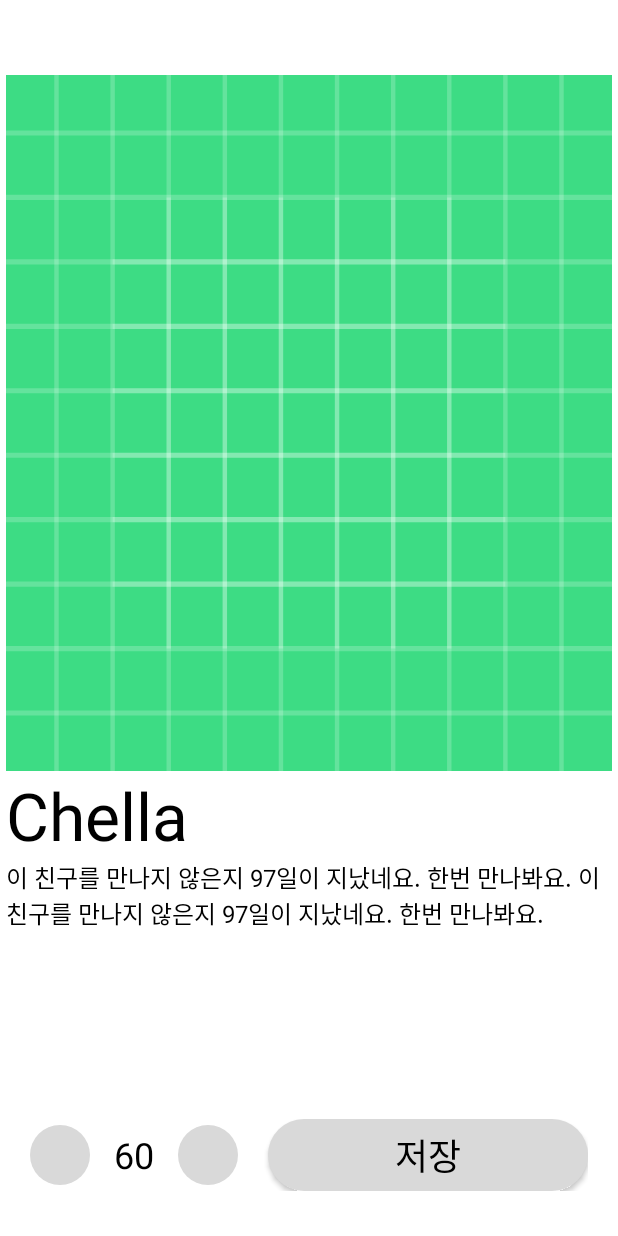
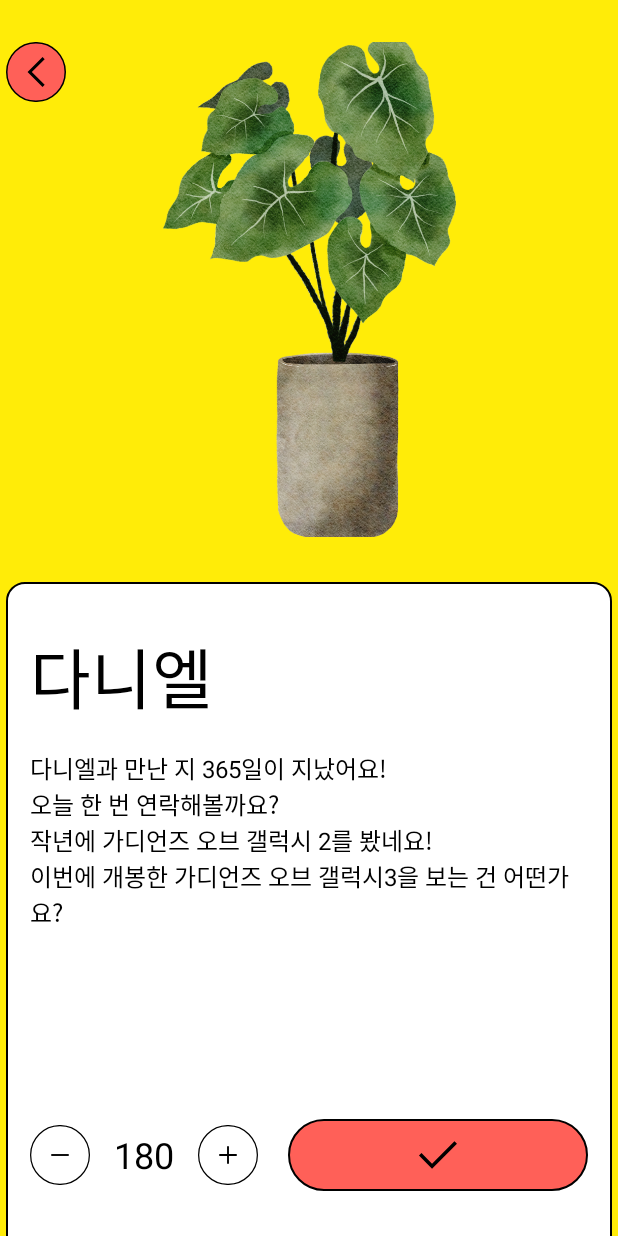
Before and after one commit to nahy-512/neo_Android, an Android app: the FriendsDetailActivity screen opened directly, with no data from a screen before it, on a phone screen of 412 x 824 dp. Run offline under Robolectric (Android 15) with nearby library versions, the phone set to English and light mode, and no system bars; our stand-ins replace data binding.

Commit message:
feat: 친구 상세 화면 디자인 반영

```diff
--- /dev/null
+++ b/app/src/main/res/drawable/bg_friend_detail_content.xml
@@ -0,0 +1,9 @@
+<?xml version="1.0" encoding="utf-8"?>
+<shape android:shape="rectangle"
+    xmlns:android="http://schemas.android.com/apk/res/android">
+
+    <corners android:radius="12dp" />
+    <stroke android:width="1dp"
+        android:color="@color/black"/>
+    <solid android:color="@color/white"/>
+</shape>
--- /dev/null
+++ b/app/src/main/res/drawable/bg_save_btn.xml
@@ -0,0 +1,9 @@
+<?xml version="1.0" encoding="utf-8"?>
+<shape xmlns:android="http://schemas.android.com/apk/res/android"
+    android:shape="rectangle">
+    <stroke
+        android:width="1dp"
+        android:color="@color/black"/>
+    <solid android:color="@color/main_red" />
+    <corners android:radius="30dp" />
+</shape>
--- a/app/src/main/res/drawable/ic_plus.xml
+++ b/app/src/main/res/drawable/ic_check.xml
@@ -4,6 +4,6 @@
     android:viewportWidth="24"
     android:viewportHeight="24">
   <path
-      android:pathData="M11.25,19V12.75H5V11.25H11.25V5H12.75V11.25H19V12.75H12.75V19H11.25Z"
+      android:pathData="M9.45,17.85L3.85,12.25L4.925,11.175L9.45,15.7L19.05,6.1L20.125,7.175L9.45,17.85Z"
       android:fillColor="#000000"/>
 </vector>
--- /dev/null
+++ b/app/src/main/res/drawable/ic_friend_btn_minus.xml
@@ -0,0 +1,14 @@
+<vector xmlns:android="http://schemas.android.com/apk/res/android"
+    android:width="48dp"
+    android:height="48dp"
+    android:viewportWidth="48"
+    android:viewportHeight="48">
+  <path
+      android:strokeWidth="1"
+      android:pathData="M24,24m-23.5,0a23.5,23.5 0,1 1,47 0a23.5,23.5 0,1 1,-47 0"
+      android:fillColor="#ffffff"
+      android:strokeColor="#000000"/>
+  <path
+      android:pathData="M17,24.75V23.25H31V24.75H17Z"
+      android:fillColor="#000000"/>
+</vector>
--- /dev/null
+++ b/app/src/main/res/drawable/ic_friend_btn_plus.xml
@@ -0,0 +1,14 @@
+<vector xmlns:android="http://schemas.android.com/apk/res/android"
+    android:width="48dp"
+    android:height="48dp"
+    android:viewportWidth="48"
+    android:viewportHeight="48">
+  <path
+      android:strokeWidth="1"
+      android:pathData="M24,24m-23.5,0a23.5,23.5 0,1 1,47 0a23.5,23.5 0,1 1,-47 0"
+      android:fillColor="#ffffff"
+      android:strokeColor="#000000"/>
+  <path
+      android:pathData="M23.25,31V24.75H17V23.25H23.25V17H24.75V23.25H31V24.75H24.75V31H23.25Z"
+      android:fillColor="#000000"/>
+</vector>
--- a/app/src/main/res/layout/activity_friend_detail.xml
+++ b/app/src/main/res/layout/activity_friend_detail.xml
@@ -8,28 +8,41 @@
 
     <androidx.constraintlayout.widget.ConstraintLayout
         android:layout_width="match_parent"
-        android:layout_height="match_parent">
+        android:layout_height="match_parent"
+        android:background="@color/main_yellow">
 
-        <androidx.core.widget.NestedScrollView
-            android:layout_width="match_parent"
-            android:layout_height="match_parent"
+        <ImageView
+            android:id="@+id/fg_friend_detail_iv_back"
+            android:layout_width="40dp"
+            android:layout_height="40dp"
+            android:src="@drawable/ic_back"
+            android:layout_marginTop="28dp"
+            android:layout_marginStart="4dp"
+            app:layout_constraintTop_toTopOf="parent"
+            app:layout_constraintStart_toStartOf="parent"/>
+
+        <ImageView
+            android:id="@+id/fg_friend_detail_iv_plant"
+            android:layout_width="195dp"
+            android:layout_height="330dp"
+            android:src="@drawable/test_plant2"
+            android:scaleType="centerCrop"
+            app:layout_constraintTop_toTopOf="@id/fg_friend_detail_iv_back"
             app:layout_constraintStart_toStartOf="parent"
-            app:layout_constraintBottom_toTopOf="@+id/ac_friend_detail_ll_bottom">
+            app:layout_constraintEnd_toEndOf="parent"/>
 
         <androidx.constraintlayout.widget.ConstraintLayout
             android:layout_width="match_parent"
-                android:layout_height="match_parent"
-                android:layout_marginTop="50dp"
-                android:layout_marginHorizontal="4dp">
-
-                <ImageView
-                    android:id="@+id/av_friend_detail_iv_plant"
-                    android:layout_width="match_parent"
             android:layout_height="0dp"
-                    app:layout_constraintDimensionRatio="1:1.15"
-                    android:background="@drawable/ic_launcher_background"
-                    app:layout_constraintTop_toTopOf="parent"
-                    app:layout_constraintStart_toStartOf="parent"/>
+            android:layout_marginTop="30dp"
+            android:layout_marginHorizontal="4dp"
+            android:layout_marginBottom="-30dp"
+            android:paddingHorizontal="16dp"
+            android:paddingTop="30dp"
+            android:background="@drawable/bg_friend_detail_content"
+            app:layout_constraintStart_toStartOf="parent"
+            app:layout_constraintTop_toBottomOf="@+id/fg_friend_detail_iv_plant"
+            app:layout_constraintBottom_toBottomOf="parent">
 
             <TextView
                 android:id="@+id/av_friend_detail_tv_friend_name"
@@ -37,9 +50,10 @@
                 android:layout_height="wrap_content"
                 android:textSize="44sp"
                 android:textColor="@color/black"
-                    android:text="Chella"
-                    app:layout_constraintTop_toBottomOf="@id/av_friend_detail_iv_plant"
-                    app:layout_constraintStart_toStartOf="@id/av_friend_detail_iv_plant" />
+                android:fontFamily="@font/pretendard_bold"
+                android:text="다니엘"
+                app:layout_constraintTop_toTopOf="parent"
+                app:layout_constraintStart_toStartOf="parent"/>
 
             <TextView
                 android:id="@+id/av_friend_detail_tv_date"
@@ -56,15 +70,14 @@
                 android:id="@+id/av_friend_detail_tv_content"
                 android:layout_width="match_parent"
                 android:layout_height="wrap_content"
+                android:layout_marginTop="16dp"
                 android:textSize="16sp"
                 android:textColor="@color/black"
-                    android:text="이 친구를 만나지 않은지 97일이 지났네요. 한번 만나봐요. 이 친구를 만나지 않은지 97일이 지났네요. 한번 만나봐요. "
+                android:text="다니엘과 만난 지 365일이 지났어요!\n오늘 한 번 연락해볼까요?\n작년에 가디언즈 오브 갤럭시 2를 봤네요!\n이번에 개봉한 가디언즈 오브 갤럭시3을 보는 건 어떤가요?"
                 app:layout_constraintStart_toStartOf="parent"
                 app:layout_constraintTop_toBottomOf="@id/av_friend_detail_tv_friend_name" />
 
         </androidx.constraintlayout.widget.ConstraintLayout>
-
-        </androidx.core.widget.NestedScrollView>
 
         <LinearLayout
             android:id="@+id/ac_friend_detail_ll_bottom"
@@ -80,33 +93,33 @@
             <ImageView
                 android:id="@+id/av_friend_detail_iv_minus"
                 android:layout_width="40dp"
-                android:layout_height="40dp"
-                android:text="@string/friend_detail_minus"
-                style="@style/friend_detail_btn"/>
+                android:layout_height="match_parent"
+                android:src="@drawable/ic_friend_btn_minus"/>
 
             <TextView
                 android:id="@+id/av_friend_detail_tv_period"
                 android:layout_width="wrap_content"
-                android:layout_height="wrap_content"
+                android:layout_height="match_parent"
                 android:layout_marginHorizontal="16dp"
-                android:text="60"
+                android:gravity="center_vertical"
+                android:text="180"
                 android:textSize="24sp"
                 android:textColor="@color/black"/>
 
             <ImageView
                 android:id="@+id/av_friend_detail_iv_plus"
                 android:layout_width="40dp"
-                android:layout_height="40dp"
-                android:text="@string/friend_detail_plus"
-                style="@style/friend_detail_btn"/>
+                android:layout_height="match_parent"
+                android:src="@drawable/ic_friend_btn_plus"/>
 
-            <androidx.appcompat.widget.AppCompatButton
+            <ImageView
                 android:id="@+id/av_friend_detail_btn_save"
                 android:layout_width="match_parent"
-                android:layout_height="wrap_content"
+                android:layout_height="48dp"
                 android:layout_marginStart="20dp"
-                android:text="@string/friend_detail_save"
-                style="@style/friend_detail_btn" />
+                android:padding="5dp"
+                android:src="@drawable/ic_check"
+                android:background="@drawable/bg_save_btn" />
         </LinearLayout>
 
     </androidx.constraintlayout.widget.ConstraintLayout>
--- a/app/src/main/res/values/themes.xml
+++ b/app/src/main/res/values/themes.xml
@@ -14,10 +14,4 @@
         <item name="android:windowLightStatusBar">true</item>
         <!-- Customize your theme here. -->
     </style>
-
-    <style name="friend_detail_btn">
-        <item name="android:textSize">24sp</item>
-        <item name="android:textColor">@color/black</item>
-        <item name="android:background">@drawable/bg_record_detail_comment_comments</item>
-    </style>
 </resources>
```
Also changed, not shown: app/src/main/res/drawable/test_plant2.png. Lines whose indentation alone changed are shown as unchanged.
